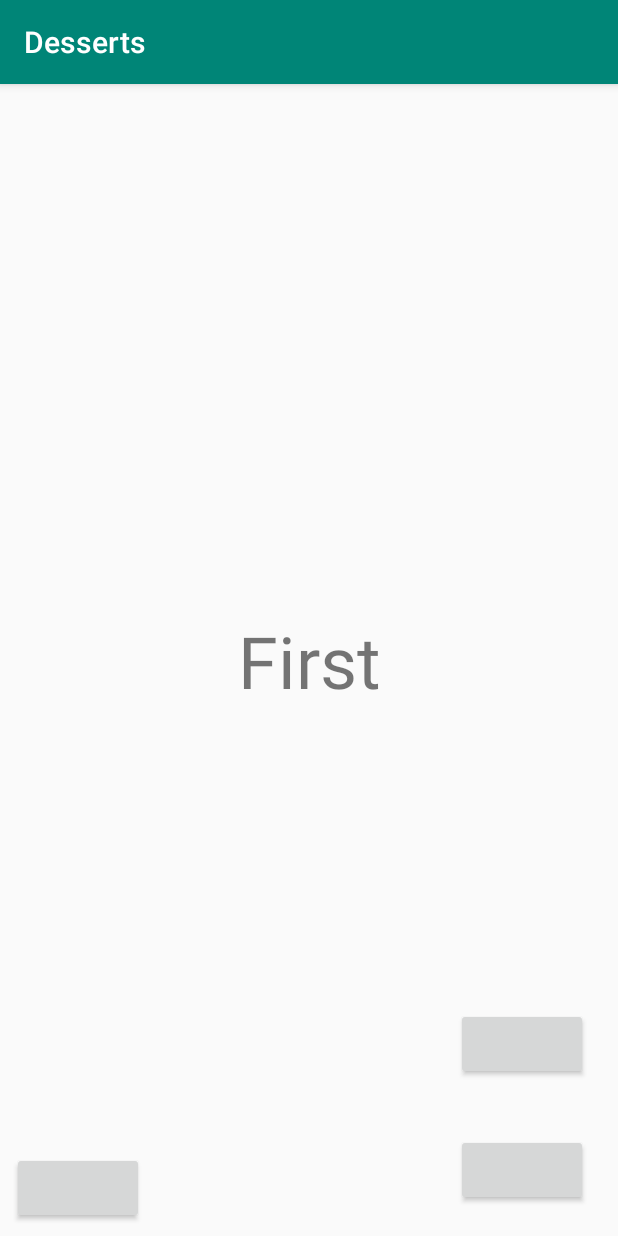
After one commit to gitdesserts/Desserts-Android, an Android app: the QuestionFragment screen opened directly, with no data from a screen before it, on a phone screen of 412 x 824 dp. The commit adds this screen. Run offline under Robolectric (Android 15) with nearby library versions, the phone set to English and light mode, and no system bars.

Commit message:
questionActivity

```diff
--- a/Desserts/app/build.gradle
+++ b/Desserts/app/build.gradle
@@ -28,9 +28,10 @@ android {
 
 dependencies {
     implementation fileTree(dir: 'libs', include: ['*.jar'])
-    implementation"org.jetbrains.kotlin:kotlin-stdlib-jdk7:$kotlin_version"
+    implementation "org.jetbrains.kotlin:kotlin-stdlib-jdk7:$kotlin_version"
     implementation 'com.android.support:appcompat-v7:28.0.0'
     implementation 'com.android.support.constraint:constraint-layout:1.1.3'
+    implementation 'com.android.support:support-v4:28.0.0'
     testImplementation 'junit:junit:4.12'
     androidTestImplementation 'com.android.support.test:runner:1.0.2'
     androidTestImplementation 'com.android.support.test.espresso:espresso-core:3.0.2'
--- a/Desserts/app/src/main/AndroidManifest.xml
+++ b/Desserts/app/src/main/AndroidManifest.xml
@@ -9,6 +9,8 @@
             android:roundIcon="@mipmap/ic_launcher_round"
             android:supportsRtl="true"
             android:theme="@style/AppTheme">
+        <activity android:name=".view.questions.QuestionsActivity">
+        </activity>
         <activity android:name=".view.MainActivity">
             <intent-filter>
                 <action android:name="android.intent.action.MAIN"/>
--- /dev/null
+++ b/Desserts/app/src/main/java/com/example/desserts/view/BaseFragment.kt
@@ -0,0 +1,7 @@
+package com.example.desserts.view
+
+import android.support.v4.app.Fragment
+
+abstract class BaseFragment : Fragment() {
+    abstract fun title(): String
+}
--- /dev/null
+++ b/Desserts/app/src/main/java/com/example/desserts/view/questions/QuestionFragment.kt
@@ -0,0 +1,46 @@
+package com.example.desserts.view.questions
+
+import android.os.Bundle
+import android.view.LayoutInflater
+import android.view.View
+import android.view.ViewGroup
+
+import com.example.desserts.R
+import com.example.desserts.view.BaseFragment
+import kotlinx.android.synthetic.main.fragment_question.view.*
+
+
+class QuestionFragment : BaseFragment() {
+    var questionText = ""
+
+    override fun onCreate(savedInstanceState: Bundle?) {
+        super.onCreate(savedInstanceState)
+        if (arguments != null) {
+            questionText = arguments!!.getString(QUESTION_TITLE)
+        }
+    }
+
+    override fun onCreateView(inflater: LayoutInflater, container: ViewGroup?, savedInstanceState: Bundle?): View? {
+        val view = inflater.inflate(R.layout.fragment_question, container, false)
+        view.questionTextView.text = questionText
+
+        return view
+    }
+
+    override fun title(): String {
+        return questionText
+    }
+
+    companion object {
+        fun newInstance(questionTitle: String): QuestionFragment {
+            val fragment = QuestionFragment()
+
+            val args = Bundle()
+            args.putString(QUESTION_TITLE, questionTitle)
+            fragment.arguments = args
+            return fragment
+        }
+
+        const val QUESTION_TITLE = "questionTitle"
+    }
+}
--- /dev/null
+++ b/Desserts/app/src/main/java/com/example/desserts/view/questions/QuestionPageAdapter.kt
@@ -0,0 +1,29 @@
+package com.example.desserts.view.questions
+
+import android.support.v4.app.Fragment
+import android.support.v4.app.FragmentManager
+import android.support.v4.app.FragmentPagerAdapter
+import com.example.desserts.view.BaseFragment
+
+class QuestionPageAdapter : FragmentPagerAdapter {
+
+    private val pageList: MutableList<BaseFragment> = mutableListOf()
+
+    constructor(fragmentManager: FragmentManager, list: List<String>) : super(fragmentManager) {
+        for (i in 0 until list.size) {
+            pageList.add(QuestionFragment.newInstance(list.get(i)))
+        }
+    }
+
+    override fun getPageTitle(position: Int): CharSequence? {
+        return pageList[position].title()
+    }
+
+    override fun getItem(position: Int): Fragment {
+        return pageList.get(position)
+    }
+
+    override fun getCount(): Int {
+        return pageList.size
+    }
+}
--- /dev/null
+++ b/Desserts/app/src/main/java/com/example/desserts/view/questions/QuestionsActivity.kt
@@ -0,0 +1,17 @@
+package com.example.desserts.view.questions
+
+import android.support.v7.app.AppCompatActivity
+import android.os.Bundle
+import com.example.desserts.R
+import kotlinx.android.synthetic.main.activity_questions.*
+
+class QuestionsActivity: AppCompatActivity() {
+
+    override fun onCreate(savedInstanceState: Bundle?) {
+        super.onCreate(savedInstanceState)
+        setContentView(R.layout.activity_questions)
+
+        val adapter = QuestionPageAdapter(supportFragmentManager, listOf("First", "Second", "Third"))
+        questionViewPager.adapter = adapter
+    }
+}
--- /dev/null
+++ b/Desserts/app/src/main/res/layout/activity_questions.xml
@@ -0,0 +1,52 @@
+<?xml version="1.0" encoding="utf-8"?>
+<android.support.constraint.ConstraintLayout
+        xmlns:android="http://schemas.android.com/apk/res/android"
+        xmlns:tools="http://schemas.android.com/tools"
+        xmlns:app="http://schemas.android.com/apk/res-auto"
+        android:layout_width="match_parent"
+        android:layout_height="match_parent"
+        tools:context=".view.questions.QuestionsActivity">
+
+
+    <android.support.v4.view.ViewPager
+            android:id="@+id/questionViewPager"
+            android:layout_width="wrap_content"
+            android:layout_height="wrap_content"
+            app:layout_constraintBottom_toBottomOf="parent"
+            app:layout_constraintLeft_toLeftOf="parent"
+            app:layout_constraintRight_toRightOf="parent"
+            app:layout_constraintTop_toTopOf="parent"
+    />
+
+    <Button
+            android:id="@+id/yesButton"
+            android:layout_width="wrap_content"
+            android:layout_height="wrap_content"
+            android:layout_marginBottom="36dp"
+            app:layout_constraintBottom_toTopOf="@id/noButton"
+            app:layout_constraintEnd_toEndOf="parent"
+            android:layout_marginRight="20dp"
+    />
+
+    <Button
+            android:id="@+id/noButton"
+            android:layout_width="wrap_content"
+            android:layout_height="wrap_content"
+            app:layout_constraintEnd_toEndOf="parent"
+            app:layout_constraintBottom_toBottomOf="parent"
+            android:layout_marginRight="20dp"
+            android:layout_marginBottom="20dp"
+            tools:layout_editor_absoluteY="561dp"/>
+
+    <Button
+            android:id="@+id/skipButton"
+            android:layout_width="wrap_content"
+            android:layout_height="wrap_content"
+            android:layout_marginBottom="8dp"
+            app:layout_constraintBottom_toBottomOf="parent"
+            app:layout_constraintStart_toStartOf="parent"
+            android:layout_marginLeft="8dp"
+            android:layout_marginStart="8dp"
+    />
+
+</android.support.constraint.ConstraintLayout>
--- /dev/null
+++ b/Desserts/app/src/main/res/layout/fragment_question.xml
@@ -0,0 +1,19 @@
+<?xml version="1.0" encoding="utf-8"?>
+<android.support.constraint.ConstraintLayout
+        xmlns:android="http://schemas.android.com/apk/res/android"
+        xmlns:app="http://schemas.android.com/apk/res-auto"
+        android:layout_width="match_parent"
+        android:layout_height="match_parent">
+
+    <TextView
+            android:id="@+id/questionTextView"
+            android:layout_width="wrap_content"
+            android:layout_height="wrap_content"
+            app:layout_constraintBottom_toBottomOf="parent"
+            app:layout_constraintLeft_toLeftOf="parent"
+            app:layout_constraintRight_toRightOf="parent"
+            app:layout_constraintTop_toTopOf="parent"
+            android:text="Test"
+            android:textSize="48sp" />
+
+</android.support.constraint.ConstraintLayout>
--- a/Desserts/app/src/main/res/values/strings.xml
+++ b/Desserts/app/src/main/res/values/strings.xml
@@ -1,3 +1,6 @@
 <resources>
     <string name="app_name">Desserts</string>
+
+    <!-- TODO: Remove or change this placeholder text -->
+    <string name="hello_blank_fragment">Hello blank fragment</string>
 </resources>
```
